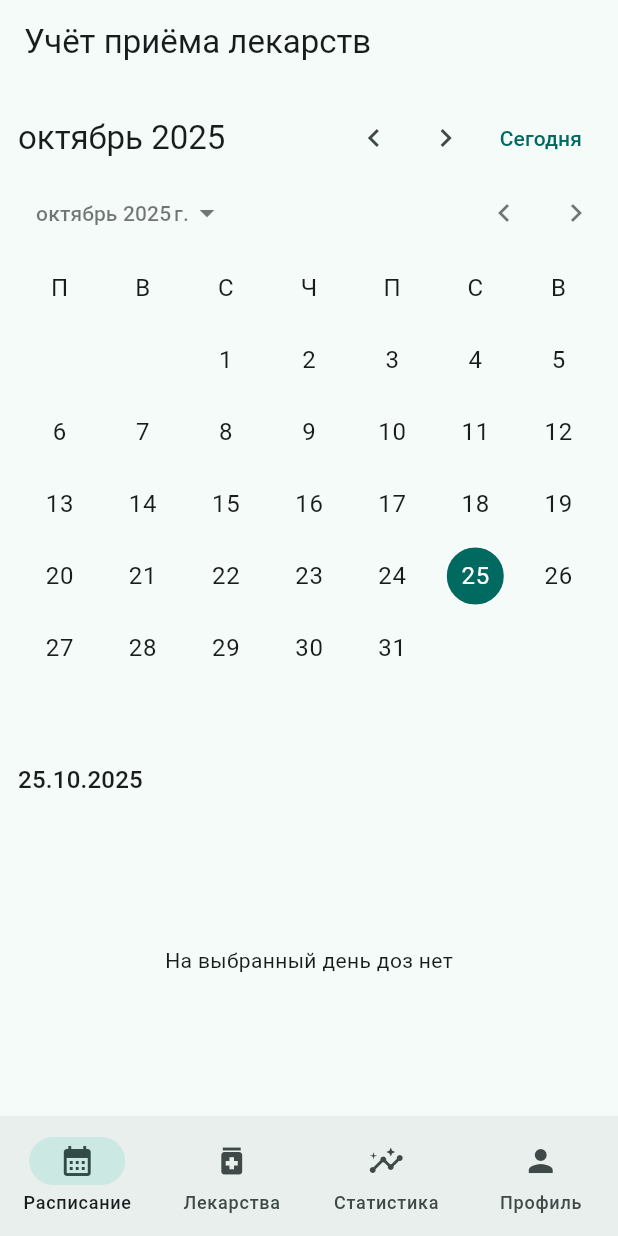
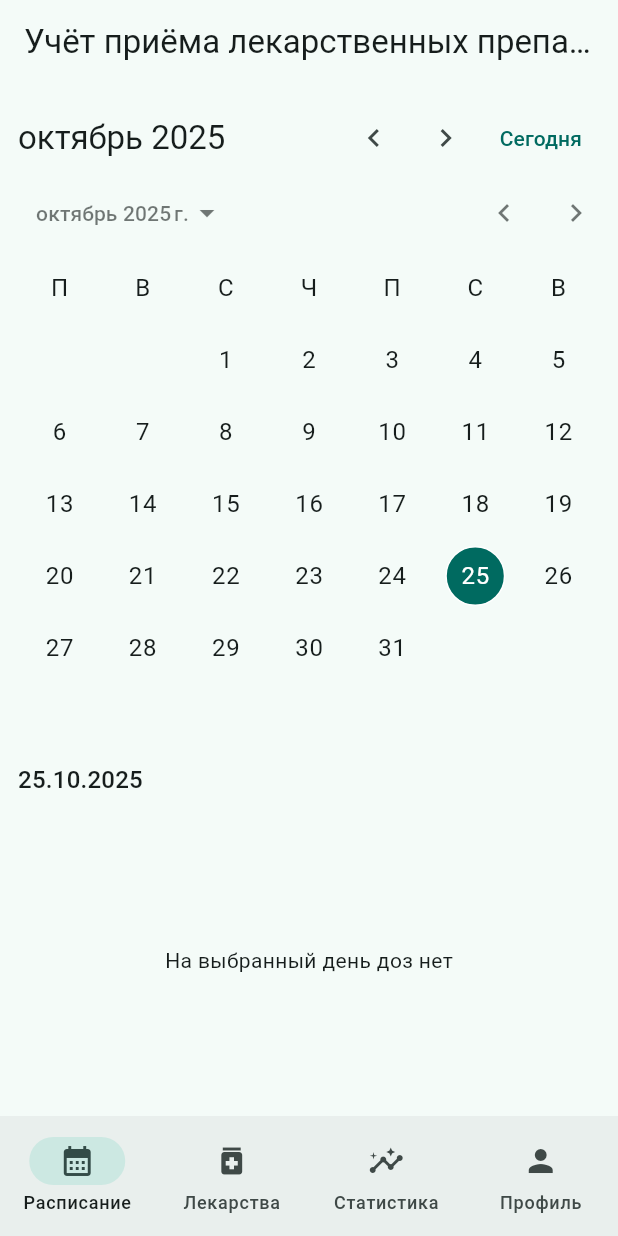
Before and after one commit to InitGvdSelf/RKPM_5, a Flutter app: the screen it shows after launch, on a phone screen of 412 x 824 dp. Run offline on Flutter 3.47's test engine with Material 3 defaults, Android fonts, the phone set to English and light mode, and no system bars; our stand-ins replace cached_network_image, flutter_cache_manager, shared_preferences; accounts and stored records are empty; network calls fail.

Commit message:
Last Fixes2

```diff
--- a/lib/features/meds/screens/home_screen.dart
+++ b/lib/features/meds/screens/home_screen.dart
@@ -45,7 +45,7 @@ class _MedsHomeScreenState extends State<MedsHomeScreen> {
   @override
   Widget build(BuildContext context) {
     return Scaffold(
-      appBar: AppBar(title: const Text('Учёт приёма лекарств')),
+      appBar: AppBar(title: const Text('Учёт приёма лекарственных препаратов')),
       body: IndexedStack(
         index: tabIndex,
         children: [
```
